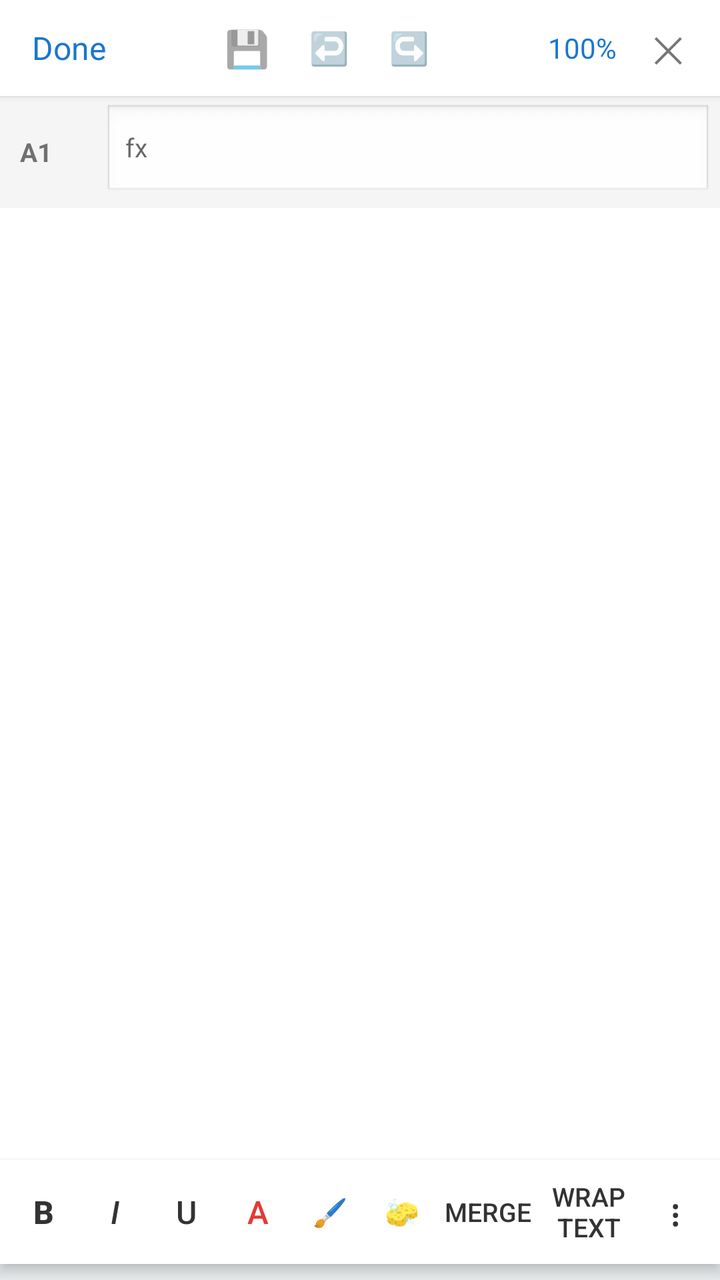
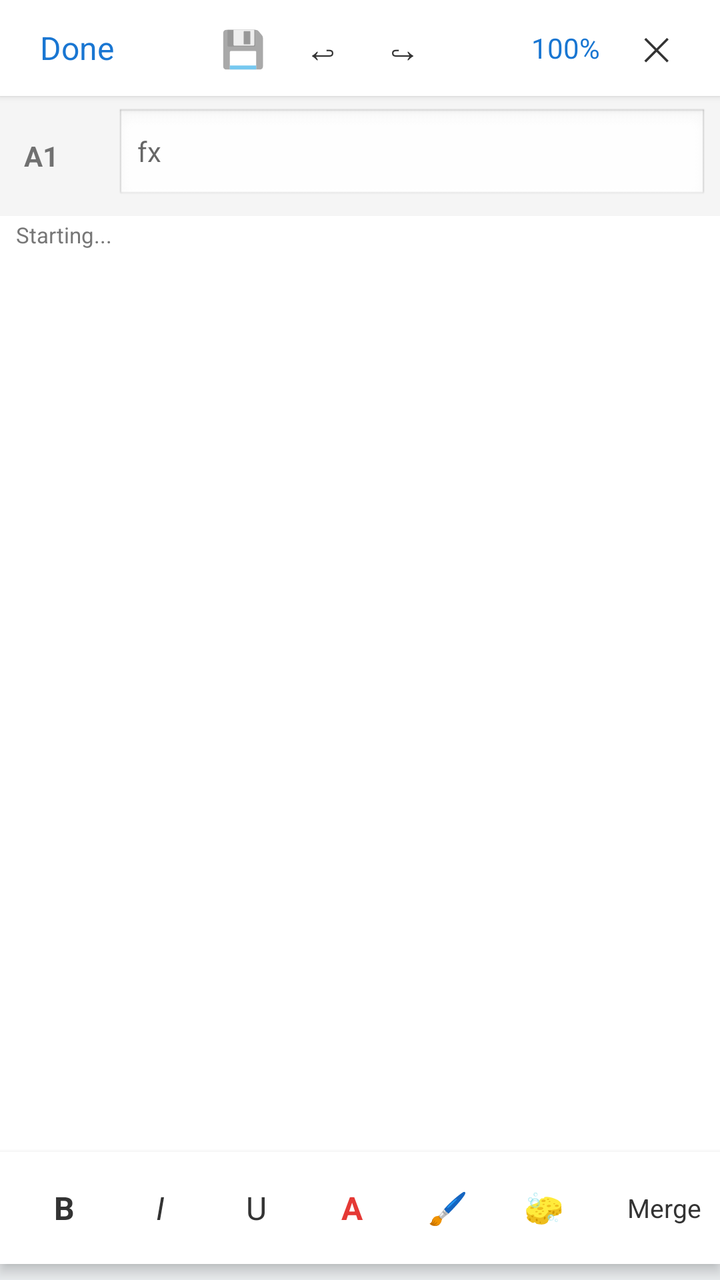

Before-and-after screenshots of an Android layout around one commit, followed by the original layout XML and the change that was made.
<!-- AndroidManifest.xml: application theme Theme.AppCompat.DayNight.NoActionBar -->
<!-- res/layout/activity_excel_editor.xml -->
<?xml version="1.0" encoding="utf-8"?>
<LinearLayout xmlns:android="http://schemas.android.com/apk/res/android"
    android:layout_width="match_parent"
    android:layout_height="match_parent"
    android:orientation="vertical"
    android:background="#FFFFFF">

    
    <LinearLayout
        android:layout_width="match_parent"
        android:layout_height="48dp"
        android:orientation="horizontal"
        android:gravity="center_vertical"
        android:paddingHorizontal="8dp"
        android:background="#FFFFFF"
        android:elevation="2dp">

        <TextView
            android:id="@+id/btnDone"
            android:layout_width="wrap_content"
            android:layout_height="wrap_content"
            android:text="Done"
            android:textSize="16sp"
            android:textColor="#1976D2"
            android:padding="8dp" />

        <Space android:layout_width="0dp" android:layout_height="1dp" android:layout_weight="1" />

        <TextView
            android:id="@+id/btnSaveTop"
            android:layout_width="wrap_content"
            android:layout_height="wrap_content"
            android:text="💾"
            android:textSize="18sp"
            android:padding="10dp" />

        <TextView
            android:id="@+id/btnUndo"
            android:layout_width="wrap_content"
            android:layout_height="wrap_content"
            android:text="↩️"
            android:textSize="16sp"
            android:padding="10dp" />

        <TextView
            android:id="@+id/btnRedo"
            android:layout_width="wrap_content"
            android:layout_height="wrap_content"
            android:text="↪️"
            android:textSize="16sp"
            android:padding="10dp" />

        <Space android:layout_width="0dp" android:layout_height="1dp" android:layout_weight="1" />

        <TextView
            android:id="@+id/btnZoom"
            android:layout_width="wrap_content"
            android:layout_height="wrap_content"
            android:text="100%"
            android:textSize="14sp"
            android:textColor="#1976D2"
            android:padding="8dp" />

        <TextView
            android:id="@+id/btnClose"
            android:layout_width="wrap_content"
            android:layout_height="wrap_content"
            android:text="✕"
            android:textSize="18sp"
            android:padding="10dp" />
    </LinearLayout>

    
    <LinearLayout
        android:layout_width="match_parent"
        android:layout_height="wrap_content"
        android:orientation="horizontal"
        android:background="#F5F5F5"
        android:padding="4dp"
        android:gravity="center_vertical">

        <TextView
            android:id="@+id/cellRef"
            android:layout_width="wrap_content"
            android:layout_height="wrap_content"
            android:minWidth="48dp"
            android:text="A1"
            android:textStyle="bold"
            android:textSize="13sp"
            android:padding="6dp" />

        <EditText
            android:id="@+id/formulaBar"
            android:layout_width="0dp"
            android:layout_height="wrap_content"
            android:layout_weight="1"
            android:hint="fx"
            android:textSize="13sp"
            android:inputType="text"
            android:singleLine="true"
            android:background="@android:drawable/edit_text" />
    </LinearLayout>

    
    <HorizontalScrollView
        android:layout_width="match_parent"
        android:layout_height="0dp"
        android:layout_weight="1">

        <ScrollView
            android:layout_width="wrap_content"
            android:layout_height="match_parent">

            <TableLayout
                android:id="@+id/grid"
                android:layout_width="wrap_content"
                android:layout_height="wrap_content" />
        </ScrollView>
    </HorizontalScrollView>

    
    <LinearLayout
        android:layout_width="match_parent"
        android:layout_height="52dp"
        android:orientation="horizontal"
        android:gravity="center_vertical"
        android:background="#FFFFFF"
        android:elevation="4dp"
        android:paddingHorizontal="4dp">

        <Button android:id="@+id/btnBold" android:layout_width="0dp" android:layout_height="match_parent"
            android:layout_weight="1" android:background="@android:color/transparent"
            android:text="B" android:textStyle="bold" android:textSize="16sp" android:textColor="#333333" />

        <Button android:id="@+id/btnItalic" android:layout_width="0dp" android:layout_height="match_parent"
            android:layout_weight="1" android:background="@android:color/transparent"
            android:text="I" android:textStyle="italic" android:textSize="16sp" android:textColor="#333333" />

        <Button android:id="@+id/btnUnderline" android:layout_width="0dp" android:layout_height="match_parent"
            android:layout_weight="1" android:background="@android:color/transparent"
            android:text="U" android:textSize="16sp" android:textColor="#333333" />

        <Button android:id="@+id/btnTextColor" android:layout_width="0dp" android:layout_height="match_parent"
            android:layout_weight="1" android:background="@android:color/transparent"
            android:text="A" android:textSize="16sp" android:textColor="#E53935" />

        <Button android:id="@+id/btnFillColor" android:layout_width="0dp" android:layout_height="match_parent"
            android:layout_weight="1" android:background="@android:color/transparent"
            android:text="🖌" android:textSize="14sp" />

        <Button android:id="@+id/btnClear" android:layout_width="0dp" android:layout_height="match_parent"
            android:layout_weight="1" android:background="@android:color/transparent"
            android:text="🧽" android:textSize="14sp" />

        <Button android:id="@+id/btnMerge" android:layout_width="0dp" android:layout_height="match_parent"
            android:layout_weight="1.4" android:background="@android:color/transparent"
            android:text="Merge" android:textSize="13sp" android:textColor="#333333" />

        <Button android:id="@+id/btnWrap" android:layout_width="0dp" android:layout_height="match_parent"
            android:layout_weight="1.4" android:background="@android:color/transparent"
            android:text="Wrap Text" android:textSize="13sp" android:textColor="#333333" />

        <Button android:id="@+id/btnInsert" android:layout_width="0dp" android:layout_height="match_parent"
            android:layout_weight="1" android:background="@android:color/transparent"
            android:text="⋮" android:textSize="18sp" android:textColor="#333333" />
    </LinearLayout>

    
    <HorizontalScrollView
        android:layout_width="match_parent"
        android:layout_height="wrap_content"
        android:scrollbars="none"
        android:background="#ECEFF1">

        <LinearLayout
            android:id="@+id/sheetTabs"
            android:layout_width="wrap_content"
            android:layout_height="wrap_content"
            android:orientation="horizontal"
            android:padding="4dp" />
    </HorizontalScrollView>
</LinearLayout>
<!-- resources referenced by this layout -->
<resources>

</resources>

<!-- the commit's change to res/layout/activity_excel_editor.xml (unified diff, before → after) -->
@@ -11,63 +11,38 @@
         android:layout_height="48dp"
         android:orientation="horizontal"
         android:gravity="center_vertical"
-        android:paddingHorizontal="8dp"
+        android:paddingHorizontal="12dp"
         android:background="#FFFFFF"
         android:elevation="2dp">
 
-        <TextView
-            android:id="@+id/btnDone"
-            android:layout_width="wrap_content"
-            android:layout_height="wrap_content"
-            android:text="Done"
-            android:textSize="16sp"
-            android:textColor="#1976D2"
+        <TextView android:id="@+id/btnDone"
+            android:layout_width="wrap_content" android:layout_height="wrap_content"
+            android:text="Done" android:textSize="16sp" android:textColor="#1976D2"
             android:padding="8dp" />
 
         <Space android:layout_width="0dp" android:layout_height="1dp" android:layout_weight="1" />
 
-        <TextView
-            android:id="@+id/btnSaveTop"
-            android:layout_width="wrap_content"
-            android:layout_height="wrap_content"
-            android:text="💾"
-            android:textSize="18sp"
-            android:padding="10dp" />
+        <TextView android:id="@+id/btnSaveTop"
+            android:layout_width="40dp" android:layout_height="40dp"
+            android:gravity="center" android:text="💾" android:textSize="18sp" />
 
-        <TextView
-            android:id="@+id/btnUndo"
-            android:layout_width="wrap_content"
-            android:layout_height="wrap_content"
-            android:text="↩️"
-            android:textSize="16sp"
-            android:padding="10dp" />
+        <TextView android:id="@+id/btnUndo"
+            android:layout_width="40dp" android:layout_height="40dp"
+            android:gravity="center" android:text="↩" android:textSize="18sp" android:textColor="#333333" />
 
-        <TextView
-            android:id="@+id/btnRedo"
-            android:layout_width="wrap_content"
-            android:layout_height="wrap_content"
-            android:text="↪️"
-            android:textSize="16sp"
-            android:padding="10dp" />
+        <TextView android:id="@+id/btnRedo"
+            android:layout_width="40dp" android:layout_height="40dp"
+            android:gravity="center" android:text="↪" android:textSize="18sp" android:textColor="#333333" />
 
         <Space android:layout_width="0dp" android:layout_height="1dp" android:layout_weight="1" />
 
-        <TextView
-            android:id="@+id/btnZoom"
-            android:layout_width="wrap_content"
-            android:layout_height="wrap_content"
-            android:text="100%"
-            android:textSize="14sp"
-            android:textColor="#1976D2"
-            android:padding="8dp" />
+        <TextView android:id="@+id/btnZoom"
+            android:layout_width="wrap_content" android:layout_height="wrap_content"
+            android:text="100%" android:textSize="14sp" android:textColor="#1976D2" android:padding="8dp" />
 
-        <TextView
-            android:id="@+id/btnClose"
-            android:layout_width="wrap_content"
-            android:layout_height="wrap_content"
-            android:text="✕"
-            android:textSize="18sp"
-            android:padding="10dp" />
+        <TextView android:id="@+id/btnClose"
+            android:layout_width="40dp" android:layout_height="40dp"
+            android:gravity="center" android:text="✕" android:textSize="16sp" android:textColor="#333333" />
     </LinearLayout>
 
     
@@ -76,30 +51,26 @@
         android:layout_height="wrap_content"
         android:orientation="horizontal"
         android:background="#F5F5F5"
-        android:padding="4dp"
+        android:padding="6dp"
         android:gravity="center_vertical">
 
-        <TextView
-            android:id="@+id/cellRef"
-            android:layout_width="wrap_content"
-            android:layout_height="wrap_content"
-            android:minWidth="48dp"
-            android:text="A1"
-            android:textStyle="bold"
-            android:textSize="13sp"
-            android:padding="6dp" />
+        <TextView android:id="@+id/cellRef"
+            android:layout_width="wrap_content" android:layout_height="wrap_content"
+            android:minWidth="52dp" android:text="A1" android:textStyle="bold"
+            android:textSize="14sp" android:padding="6dp" />
 
-        <EditText
-            android:id="@+id/formulaBar"
-            android:layout_width="0dp"
-            android:layout_height="wrap_content"
-            android:layout_weight="1"
-            android:hint="fx"
-            android:textSize="13sp"
-            android:inputType="text"
-            android:singleLine="true"
+        <EditText android:id="@+id/formulaBar"
+            android:layout_width="0dp" android:layout_height="wrap_content"
+            android:layout_weight="1" android:hint="fx" android:textSize="14sp"
+            android:inputType="text" android:singleLine="true"
             android:background="@android:drawable/edit_text" />
     </LinearLayout>
+
+    
+    <TextView android:id="@+id/statusText"
+        android:layout_width="match_parent" android:layout_height="wrap_content"
+        android:paddingHorizontal="8dp" android:paddingVertical="2dp"
+        android:text="Starting..." android:textSize="11sp" android:textColor="#777777" />
 
     
     <HorizontalScrollView
@@ -109,7 +80,8 @@
 
         <ScrollView
             android:layout_width="wrap_content"
-            android:layout_height="match_parent">
+            android:layout_height="match_parent"
+            android:fillViewport="true">
 
             <TableLayout
                 android:id="@+id/grid"
@@ -119,51 +91,35 @@
     </HorizontalScrollView>
 
     
-    <LinearLayout
+    <HorizontalScrollView
         android:layout_width="match_parent"
-        android:layout_height="52dp"
-        android:orientation="horizontal"
-        android:gravity="center_vertical"
+        android:layout_height="56dp"
+        android:scrollbars="none"
         android:background="#FFFFFF"
-        android:elevation="4dp"
-        android:paddingHorizontal="4dp">
+        android:elevation="4dp">
 
-        <Button android:id="@+id/btnBold" android:layout_width="0dp" android:layout_height="match_parent"
-            android:layout_weight="1" android:background="@android:color/transparent"
-            android:text="B" android:textStyle="bold" android:textSize="16sp" android:textColor="#333333" />
+        <LinearLayout
+            android:layout_width="wrap_content"
+            android:layout_height="match_parent"
+            android:orientation="horizontal"
+            android:gravity="center_vertical"
+            android:paddingHorizontal="8dp">
 
-        <Button android:id="@+id/btnItalic" android:layout_width="0dp" android:layout_height="match_parent"
-            android:layout_weight="1" android:background="@android:color/transparent"
-            android:text="I" android:textStyle="italic" android:textSize="16sp" android:textColor="#333333" />
-
-        <Button android:id="@+id/btnUnderline" android:layout_width="0dp" android:layout_height="match_parent"
-            android:layout_weight="1" android:background="@android:color/transparent"
-            android:text="U" android:textSize="16sp" android:textColor="#333333" />
-
-        <Button android:id="@+id/btnTextColor" android:layout_width="0dp" android:layout_height="match_parent"
-            android:layout_weight="1" android:background="@android:color/transparent"
-            android:text="A" android:textSize="16sp" android:textColor="#E53935" />
-
-        <Button android:id="@+id/btnFillColor" android:layout_width="0dp" android:layout_height="match_parent"
-            android:layout_weight="1" android:background="@android:color/transparent"
-            android:text="🖌" android:textSize="14sp" />
-
-        <Button android:id="@+id/btnClear" android:layout_width="0dp" android:layout_height="match_parent"
-            android:layout_weight="1" android:background="@android:color/transparent"
-            android:text="🧽" android:textSize="14sp" />
-
-        <Button android:id="@+id/btnMerge" android:layout_width="0dp" android:layout_height="match_parent"
-            android:layout_weight="1.4" android:background="@android:color/transparent"
-            android:text="Merge" android:textSize="13sp" android:textColor="#333333" />
-
-        <Button android:id="@+id/btnWrap" android:layout_width="0dp" android:layout_height="match_parent"
-            android:layout_weight="1.4" android:background="@android:color/transparent"
-            android:text="Wrap Text" android:textSize="13sp" android:textColor="#333333" />
-
-        <Button android:id="@+id/btnInsert" android:layout_width="0dp" android:layout_height="match_parent"
-            android:layout_weight="1" android:background="@android:color/transparent"
-            android:text="⋮" android:textSize="18sp" android:textColor="#333333" />
-    </LinearLayout>
+            <TextView android:id="@+id/btnBold" style="@style/ExcelToolItem" android:text="B" android:textStyle="bold" />
+            <TextView android:id="@+id/btnItalic" style="@style/ExcelToolItem" android:text="I" android:textStyle="italic" />
+            <TextView android:id="@+id/btnUnderline" style="@style/ExcelToolItem" android:text="U" />
+            <TextView android:id="@+id/btnTextColor" style="@style/ExcelToolItem" android:text="A" android:textColor="#E53935" android:textStyle="bold" />
+            <TextView android:id="@+id/btnFillColor" style="@style/ExcelToolItem" android:text="🖌" />
+            <TextView android:id="@+id/btnClear" style="@style/ExcelToolItem" android:text="🧽" />
+            <TextView android:id="@+id/btnMerge" style="@style/ExcelToolItemWide" android:text="Merge" />
+            <TextView android:id="@+id/btnWrap" style="@style/ExcelToolItemWide" android:text="Wrap" />
+            <TextView android:id="@+id/btnInsertRow" style="@style/ExcelToolItem" android:text="+R" android:textColor="#1976D2" android:textStyle="bold" />
+            <TextView android:id="@+id/btnDeleteRow" style="@style/ExcelToolItem" android:text="−R" android:textColor="#E53935" android:textStyle="bold" />
+            <TextView android:id="@+id/btnInsertCol" style="@style/ExcelToolItem" android:text="+C" android:textColor="#1976D2" android:textStyle="bold" />
+            <TextView android:id="@+id/btnDeleteCol" style="@style/ExcelToolItem" android:text="−C" android:textColor="#E53935" android:textStyle="bold" />
+            <TextView android:id="@+id/btnMore" style="@style/ExcelToolItem" android:text="⋮" android:textSize="20sp" />
+        </LinearLayout>
+    </HorizontalScrollView>
 
     
     <HorizontalScrollView
@@ -172,11 +128,8 @@
         android:scrollbars="none"
         android:background="#ECEFF1">
 
-        <LinearLayout
-            android:id="@+id/sheetTabs"
-            android:layout_width="wrap_content"
-            android:layout_height="wrap_content"
-            android:orientation="horizontal"
-            android:padding="4dp" />
+        <LinearLayout android:id="@+id/sheetTabs"
+            android:layout_width="wrap_content" android:layout_height="wrap_content"
+            android:orientation="horizontal" android:padding="4dp" />
     </HorizontalScrollView>
 </LinearLayout>
<!-- resource entries referenced after the edit -->
@@ -1,5 +1,16 @@
 <!-- resources referenced by this layout -->
 <resources>
-
+  <style name="ExcelToolItem">
+          <item name="android:layout_width">48dp</item>
+          <item name="android:layout_height">match_parent</item>
+          <item name="android:gravity">center</item>
+          <item name="android:textSize">16sp</item>
+          <item name="android:textColor">#333333</item>
+          <item name="android:background">?android:attr/selectableItemBackground</item>
+      </style>
+  <style name="ExcelToolItemWide" parent="ExcelToolItem">
+          <item name="android:layout_width">72dp</item>
+          <item name="android:textSize">13sp</item>
+      </style>
 </resources>
 
